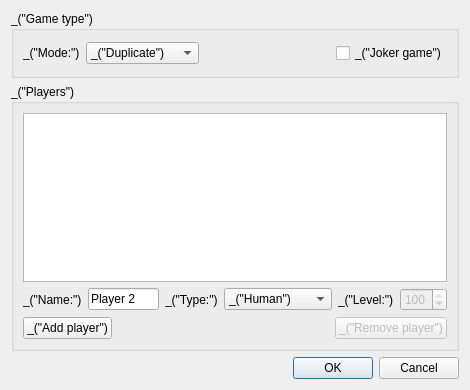
This is qt/ui/new_game.ui in cjlano/eliot as Qt 5 draws it before an edit. The edited form follows.
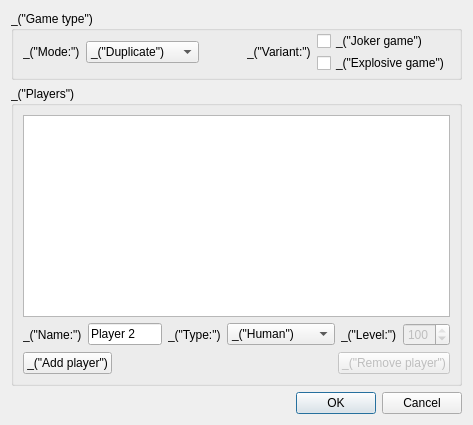
This is the edited form.

Commit message: Support explosive games in the Qt interface

Diff of the .ui file:
```diff
--- a/qt/ui/new_game.ui
+++ b/qt/ui/new_game.ui
@@ -5,8 +5,8 @@
    <rect>
     <x>0</x>
     <y>0</y>
-    <width>470</width>
-    <height>390</height>
+    <width>473</width>
+    <height>425</height>
    </rect>
   </property>
   <property name="windowTitle" >
@@ -22,6 +22,12 @@
       <string>_("Game type")</string>
      </property>
      <layout class="QHBoxLayout" >
+      <property name="topMargin" >
+       <number>0</number>
+      </property>
+      <property name="bottomMargin" >
+       <number>4</number>
+      </property>
       <item>
        <widget class="QLabel" name="label_3" >
         <property name="text" >
@@ -62,12 +68,53 @@
        </spacer>
       </item>
       <item>
-       <widget class="QCheckBox" name="checkBoxJoker" >
+       <widget class="QLabel" name="label_5" >
         <property name="text" >
-         <string>_("Joker game")</string>
+         <string>_("Variant:")</string>
         </property>
        </widget>
       </item>
+      <item>
+       <layout class="QVBoxLayout" name="verticalLayout" >
+        <property name="spacing" >
+         <number>2</number>
+        </property>
+        <property name="topMargin" >
+         <number>0</number>
+        </property>
+        <item>
+         <widget class="QCheckBox" name="checkBoxJoker" >
+          <property name="toolTip" >
+           <string>_("In a joker game, each rack contains a joker. When a word containing
+the joker is played on the grid, the joker is then replaced by the
+corresponding letter from the bag, and the joker stays in the rack.
+When the corresponding letter is not present in the bag, the joker is
+placed on the board.
+This variant, particularly interesting in Duplicate mode, is good to train
+using the joker.")</string>
+          </property>
+          <property name="text" >
+           <string>_("Joker game")</string>
+          </property>
+         </widget>
+        </item>
+        <item>
+         <widget class="QCheckBox" name="checkBoxExplosive" >
+          <property name="toolTip" >
+           <string>_("An explosive game is a bit like a joker game, except than when the
+computer chooses the rack (containing a joker), it performs a search and
+finds the best word possible with the rack. Then, if possible, it replaces
+the joker in the rack with the letter allowing to play this best word.
+This variant, unlike the joker game, allows playing with a normal-looking
+rack, but it usually gives much higher scores than in a normal game.")</string>
+          </property>
+          <property name="text" >
+           <string>_("Explosive game")</string>
+          </property>
+         </widget>
+        </item>
+       </layout>
+      </item>
      </layout>
     </widget>
    </item>
```
Left out of the diff: 12 changed lines with no effect on the pictures. The commit also changes 2 other files.
